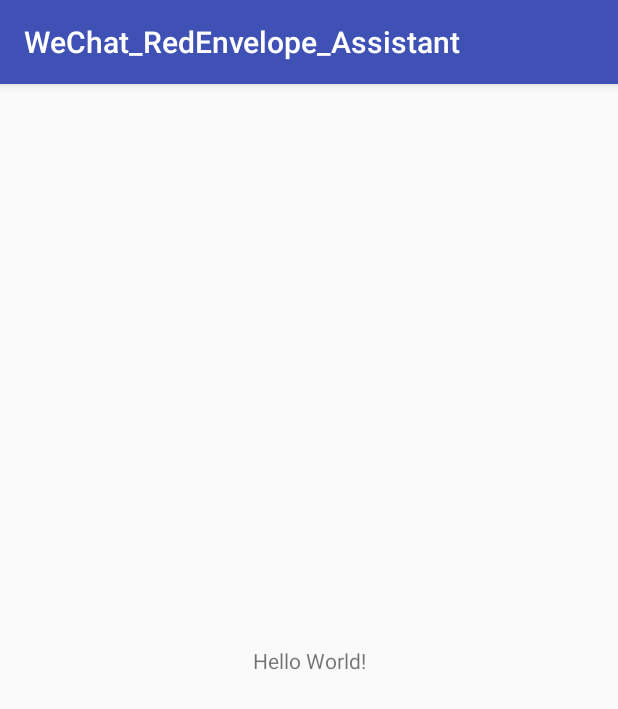
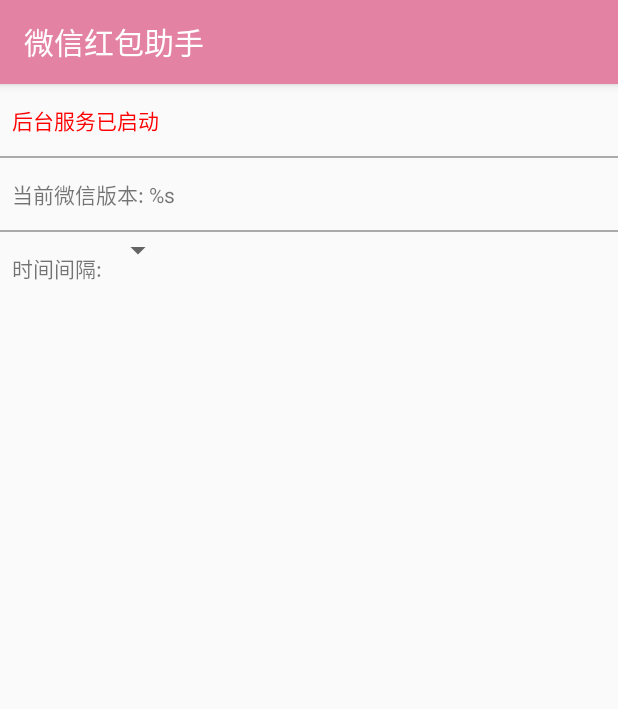
Before and after one commit to bingqixia/WeChat_RedEnvelope_Assistant, an Android app: the screen it shows after launch (MainActivity), on a phone screen of 412 x 824 dp. Shown: the top 709 px of the screen. Run offline under Robolectric (Android 15) with nearby library versions, the phone set to English and light mode, and no system bars; libraries missing offline, so code that uses them is left out: com.rarnu.kt; 1 statement that could not run was skipped.

```diff
--- a/app/src/main/AndroidManifest.xml
+++ b/app/src/main/AndroidManifest.xml
@@ -3,7 +3,7 @@
           package="cn.pooki.wechat_redenvelope_assistant"
           android:versionName="1.0"
           android:versionCode="1">
-    <uses-sdk android:minSdkVersion="17" android:targetSdkVersion="27"></uses-sdk>
+    <uses-sdk android:minSdkVersion="18" android:targetSdkVersion="27"></uses-sdk>
     <application
             android:allowBackup="true"
             android:icon="@mipmap/ic_launcher"
--- a/app/src/main/kotlin/cn/pooki/wechat_redenvelope_assistant/MainActivity.kt
+++ b/app/src/main/kotlin/cn/pooki/wechat_redenvelope_assistant/MainActivity.kt
@@ -1,12 +1,82 @@
 package cn.pooki.wechat_redenvelope_assistant
 
+import android.content.Intent
+import android.graphics.Color
 import android.support.v7.app.AppCompatActivity
 import android.os.Bundle
+import android.provider.Settings
+import android.text.TextUtils
+import android.view.KeyEvent
+import com.rarnu.kt.android.resStr
+import kotlinx.android.synthetic.main.activity_main.*
 
 class MainActivity : AppCompatActivity() {
+
+    private lateinit var wechatVersion: String
 
     override fun onCreate(savedInstanceState: Bundle?) {
         super.onCreate(savedInstanceState)
         setContentView(R.layout.activity_main)
+
+        tv_service.setOnClickListener { goAccess() }
+
+    }
+
+    override fun onResume() {
+        super.onResume()
+        updateAccessibilityServiceStatus()
+    }
+
+    private fun goAccess() {
+        val intent = Intent(Settings.ACTION_ACCESSIBILITY_SETTINGS)
+        intent.flags = Intent.FLAG_ACTIVITY_NEW_TASK
+        startActivity(intent)
+    }
+
+    private fun updateAccessibilityServiceStatus() {
+        val e = isAccessibilitySettingsOn()
+        tv_service.text = resStr(if (e) R.string.service_run else R.string.service_stop)
+        tv_service.setTextColor(if (e) resources.getColor(R.color.ddark_pink)  else Color.RED)
+    }
+
+    private fun isAccessibilitySettingsOn(): Boolean {
+        var accessibilityEnabled = 0
+        val service = "$packageName/${RedEnvelopeService::class.java.canonicalName}"
+        try {
+            accessibilityEnabled = Settings.Secure.getInt(applicationContext.contentResolver, Settings.Secure.ACCESSIBILITY_ENABLED)
+        } catch (e: Exception) {
+
+        }
+        val mStringColonSplitter = TextUtils.SimpleStringSplitter(':')
+        if (accessibilityEnabled == 1) {
+            val settingValue = Settings.Secure.getString(applicationContext.contentResolver, Settings.Secure.ENABLED_ACCESSIBILITY_SERVICES)
+            if (settingValue != null) {
+                mStringColonSplitter.setString(settingValue)
+                while (mStringColonSplitter.hasNext()) {
+                    val accessibilityService = mStringColonSplitter.next()
+                    if (accessibilityService.equals(service, true)) {
+                        return true
+                    }
+                }
+            }
+        }
+        return false
+    }
+
+    private fun isWechatSupported(): Boolean {
+        var ret = false
+        if (wechatVersion == "7.0.0") ret = true
+        return ret
+    }
+
+    private fun getWechatVersion() {
+        try {
+            val info = packageManager.getPackageInfo("com.tencent.mm", 0)
+            wechatVersion = info.versionName
+            tv_version.text = resStr(R.string.wechat_version, wechatVersion)
+            tv_version.setTextColor(if (isWechatSupported()) resources.getColor(R.color.ddark_pink) else Color.RED)
+        } catch (e: Throwable) {
+            KeyEvent.KEYCODE_APP_SWITCH
+        }
     }
 }
--- a/app/src/main/res/layout/activity_main.xml
+++ b/app/src/main/res/layout/activity_main.xml
@@ -1,19 +1,63 @@
 <?xml version="1.0" encoding="utf-8"?>
-<android.support.constraint.ConstraintLayout
+<LinearLayout
         xmlns:android="http://schemas.android.com/apk/res/android"
-        xmlns:tools="http://schemas.android.com/tools"
-        xmlns:app="http://schemas.android.com/apk/res-auto"
         android:layout_width="match_parent"
         android:layout_height="match_parent"
-        tools:context=".MainActivity">
+        android:orientation="vertical">
 
     <TextView
+            android:id="@+id/tv_service"
+            android:layout_width="match_parent"
+            android:layout_height="48dp"
+            android:gravity="center_vertical"
+            android:paddingLeft="8dip"
+            android:text="@string/service_run"
+            android:focusable="true"
+            android:clickable="true"/>
+    <View
+            android:layout_width="match_parent"
+            android:layout_height="1dp"
+            android:background="@android:color/darker_gray">
+    </View>
+
+    <TextView
+            android:id="@+id/tv_version"
+            android:layout_width="match_parent"
+            android:layout_height="48dp"
+            android:gravity="center_vertical"
+            android:paddingLeft="8dip"
+            android:text="@string/wechat_version"
+            android:focusable="true"
+            android:clickable="true"/>
+    <View
+            android:layout_width="match_parent"
+            android:layout_height="1dp"
+            android:background="@android:color/darker_gray">
+    </View>
+
+    <LinearLayout
             android:layout_width="wrap_content"
             android:layout_height="wrap_content"
-            android:text="Hello World!"
-            app:layout_constraintBottom_toBottomOf="parent"
-            app:layout_constraintLeft_toLeftOf="parent"
-            app:layout_constraintRight_toRightOf="parent"
-            app:layout_constraintTop_toTopOf="parent"/>
+            android:orientation="horizontal">
 
-</android.support.constraint.ConstraintLayout>
+        <TextView
+                android:layout_width="wrap_content"
+                android:layout_height="48dp"
+                android:gravity="center_vertical"
+                android:paddingLeft="8dip"
+                android:text="@string/interval"
+        />
+
+        <Spinner
+                android:id="@+id/sp_interval"
+                android:layout_width="match_parent"
+                android:layout_height="wrap_content"
+        >
+        </Spinner>
+
+    </LinearLayout>
+
+
+
+
+</LinearLayout>
--- a/app/src/main/res/values/colors.xml
+++ b/app/src/main/res/values/colors.xml
@@ -1,6 +1,12 @@
 <?xml version="1.0" encoding="utf-8"?>
 <resources>
-    <color name="colorPrimary">#3F51B5</color>
-    <color name="colorPrimaryDark">#303F9F</color>
-    <color name="colorAccent">#FF4081</color>
+    <color name="colorPrimary">#e482a3</color>
+    <color name="colorPrimaryDark">#d9507e</color>
+    <color name="colorAccent">#efb4c8</color>
+
+    <color name="dark_pink">#FF4081</color>
+    <color name="light_pink">#efb4c8</color>
+    <color name="pink">#e482a3</color>
+    <color name="ddark_pink">#d9507e</color>
+
 </resources>
--- a/app/src/main/res/values/strings.xml
+++ b/app/src/main/res/values/strings.xml
@@ -1,3 +1,7 @@
 <resources>
-    <string name="app_name">WeChat_RedEnvelope_Assistant</string>
+    <string name="app_name">微信红包助手</string>
+    <string name="service_run">后台服务已启动</string>
+    <string name="service_stop">后台服务未启动</string>
+    <string name="wechat_version" formatted="false">当前微信版本: %s</string>
+    <string name="interval" >时间间隔: </string>
 </resources>
```
Also changed, not shown: app/src/main/kotlin/cn/pooki/wechat_redenvelope_assistant/RedEnvelopeService.kt (added, +14 -0 lines), app/src/main/kotlin/cn/pooki/wechat_redenvelope_assistant/wechat/RedEnvelopeIds.kt (added, +37 -0 lines), app/src/main/kotlin/cn/pooki/wechat_redenvelope_assistant/wechat/RedEnvelopeUIIdentifier.kt (added, +109 -0 lines).
